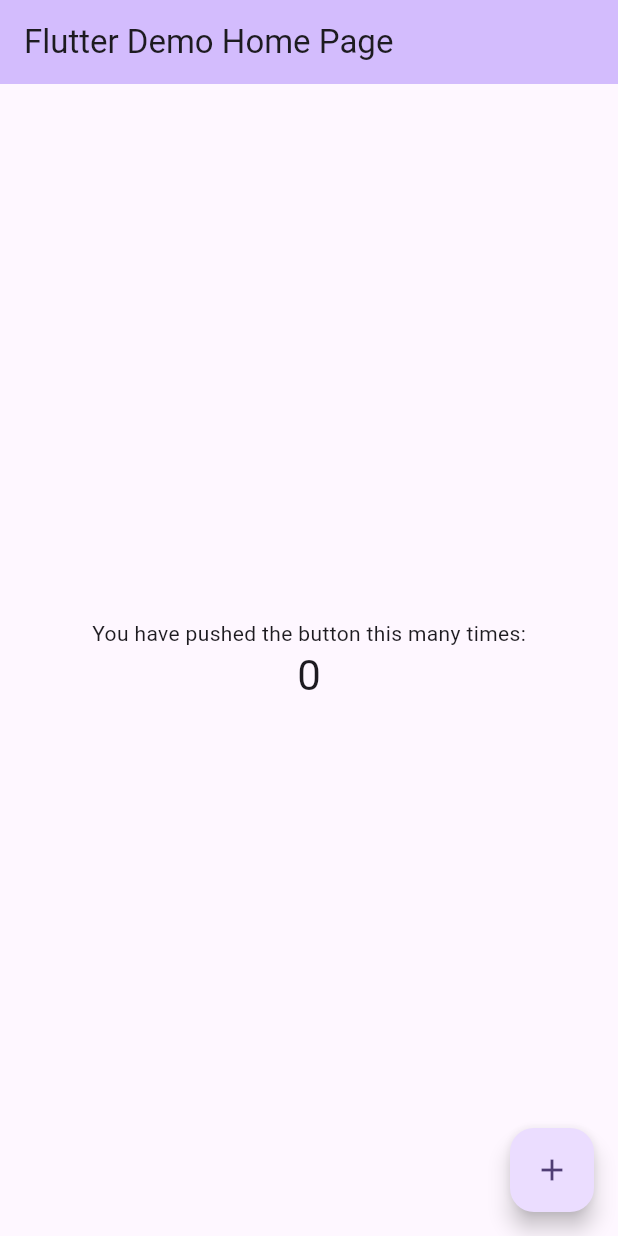
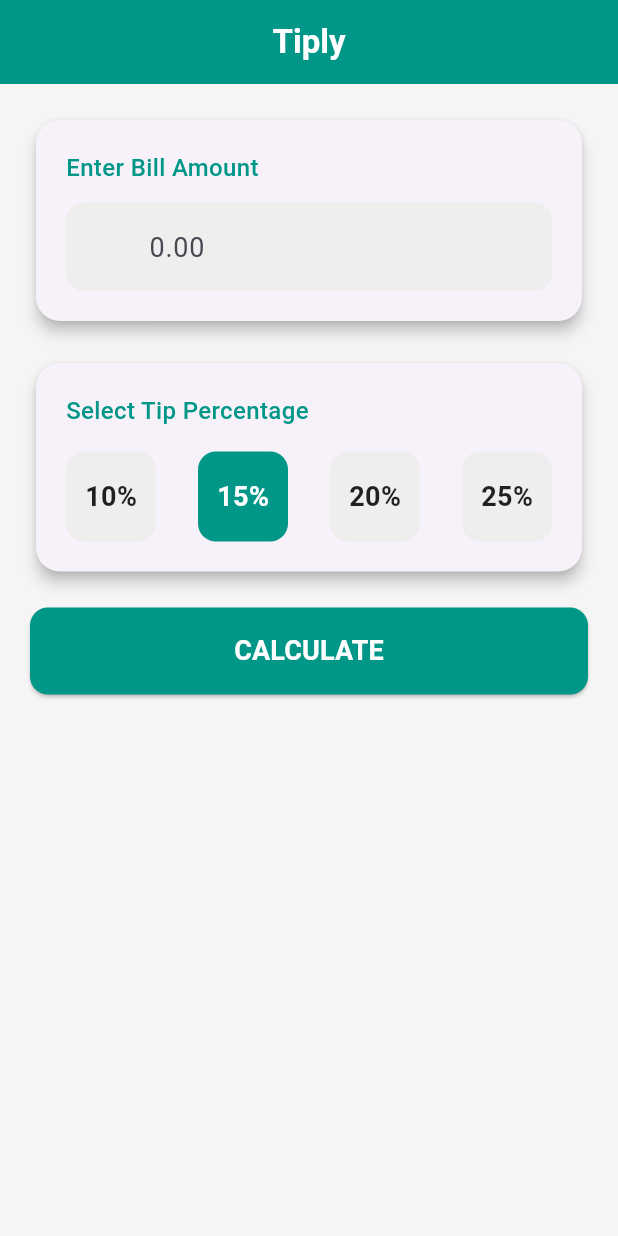
Before and after one commit to ShishirRijal/Tiply--Flutter-CI-CD-with-Github-Actions-and-FIrebase, a Flutter app: the screen it shows after launch, on a phone screen of 412 x 824 dp. Run offline on Flutter 3.47's test engine with Material 3 defaults, Android fonts, the phone set to English and light mode, and no system bars.

Commit message:
create app ui

```diff
--- a/lib/main.dart
+++ b/lib/main.dart
@@ -1,122 +1,19 @@
 import 'package:flutter/material.dart';
+import 'package:tiply/tip_calculator_view.dart';
 
 void main() {
-  runApp(const MyApp());
+  runApp(const TipCalculatorApp());
 }
 
-class MyApp extends StatelessWidget {
-  const MyApp({super.key});
+class TipCalculatorApp extends StatelessWidget {
+  const TipCalculatorApp({super.key});
 
-  // This widget is the root of your application.
   @override
   Widget build(BuildContext context) {
     return MaterialApp(
-      title: 'Flutter Demo',
-      theme: ThemeData(
-        // This is the theme of your application.
-        //
-        // TRY THIS: Try running your application with "flutter run". You'll see
-        // the application has a purple toolbar. Then, without quitting the app,
-        // try changing the seedColor in the colorScheme below to Colors.green
-        // and then invoke "hot reload" (save your changes or press the "hot
-        // reload" button in a Flutter-supported IDE, or press "r" if you used
-        // the command line to start the app).
-        //
-        // Notice that the counter didn't reset back to zero; the application
-        // state is not lost during the reload. To reset the state, use hot
-        // restart instead.
-        //
-        // This works for code too, not just values: Most code changes can be
-        // tested with just a hot reload.
-        colorScheme: ColorScheme.fromSeed(seedColor: Colors.deepPurple),
-      ),
-      home: const MyHomePage(title: 'Flutter Demo Home Page'),
+      title: 'Tip Calculator',
+      theme: ThemeData(primarySwatch: Colors.teal),
+      home: const TipCalculatorView(),
     );
   }
 }
-
-class MyHomePage extends StatefulWidget {
-  const MyHomePage({super.key, required this.title});
-
-  // This widget is the home page of your application. It is stateful, meaning
-  // that it has a State object (defined below) that contains fields that affect
-  // how it looks.
-
-  // This class is the configuration for the state. It holds the values (in this
-  // case the title) provided by the parent (in this case the App widget) and
-  // used by the build method of the State. Fields in a Widget subclass are
-  // always marked "final".
-
-  final String title;
-
-  @override
-  State<MyHomePage> createState() => _MyHomePageState();
-}
-
-class _MyHomePageState extends State<MyHomePage> {
-  int _counter = 0;
-
-  void _incrementCounter() {
-    setState(() {
-      // This call to setState tells the Flutter framework that something has
-      // changed in this State, which causes it to rerun the build method below
-      // so that the display can reflect the updated values. If we changed
-      // _counter without calling setState(), then the build method would not be
-      // called again, and so nothing would appear to happen.
-      _counter++;
-    });
-  }
-
-  @override
-  Widget build(BuildContext context) {
-    // This method is rerun every time setState is called, for instance as done
-    // by the _incrementCounter method above.
-    //
-    // The Flutter framework has been optimized to make rerunning build methods
-    // fast, so that you can just rebuild anything that needs updating rather
-    // than having to individually change instances of widgets.
-    return Scaffold(
-      appBar: AppBar(
-        // TRY THIS: Try changing the color here to a specific color (to
-        // Colors.amber, perhaps?) and trigger a hot reload to see the AppBar
-        // change color while the other colors stay the same.
-        backgroundColor: Theme.of(context).colorScheme.inversePrimary,
-        // Here we take the value from the MyHomePage object that was created by
-        // the App.build method, and use it to set our appbar title.
-        title: Text(widget.title),
-      ),
-      body: Center(
-        // Center is a layout widget. It takes a single child and positions it
-        // in the middle of the parent.
-        child: Column(
-          // Column is also a layout widget. It takes a list of children and
-          // arranges them vertically. By default, it sizes itself to fit its
-          // children horizontally, and tries to be as tall as its parent.
-          //
-          // Column has various properties to control how it sizes itself and
-          // how it positions its children. Here we use mainAxisAlignment to
-          // center the children vertically; the main axis here is the vertical
-          // axis because Columns are vertical (the cross axis would be
-          // horizontal).
-          //
-          // TRY THIS: Invoke "debug painting" (choose the "Toggle Debug Paint"
-          // action in the IDE, or press "p" in the console), to see the
-          // wireframe for each widget.
-          mainAxisAlignment: MainAxisAlignment.center,
-          children: <Widget>[
-            const Text('You have pushed the button this many times:'),
-            Text(
-              '$_counter',
-              style: Theme.of(context).textTheme.headlineMedium,
-            ),
-          ],
-        ),
-      ),
-      floatingActionButton: FloatingActionButton(
-        onPressed: _incrementCounter,
-        tooltip: 'Increment',
-        child: const Icon(Icons.add),
-      ), // This trailing comma makes auto-formatting nicer for build methods.
-    );
-  }
-}
--- /dev/null
+++ b/lib/tip_calculator.dart
@@ -0,0 +1,7 @@
+class TipCalculator {
+  static Map<String, double> calculate(double billAmount, double tipPercent) {
+    final tip = billAmount * (tipPercent / 100);
+    final total = billAmount + tip;
+    return {'tip': tip, 'total': total};
+  }
+}
--- /dev/null
+++ b/lib/tip_calculator_view.dart
@@ -0,0 +1,247 @@
+import 'package:flutter/material.dart';
+import 'package:tiply/tip_calculator.dart';
+
+class TipCalculatorView extends StatefulWidget {
+  const TipCalculatorView({super.key});
+
+  @override
+  State<TipCalculatorView> createState() => _TipCalculatorViewState();
+}
+
+class _TipCalculatorViewState extends State<TipCalculatorView> {
+  final TextEditingController _billController = TextEditingController();
+  double _tipPercent = 15.0;
+  double _tipAmount = 0.0;
+  double _totalAmount = 0.0;
+  bool _hasCalculated = false;
+
+  void _calculateTip() {
+    final bill = double.tryParse(_billController.text) ?? 0.0;
+    final result = TipCalculator.calculate(bill, _tipPercent);
+    setState(() {
+      _tipAmount = result['tip']!;
+      _totalAmount = result['total']!;
+      _hasCalculated = true;
+    });
+  }
+
+  @override
+  Widget build(BuildContext context) {
+    return Scaffold(
+      backgroundColor: Colors.grey[100],
+      appBar: AppBar(
+        title: const Text(
+          'Tiply',
+          style: TextStyle(fontWeight: FontWeight.bold),
+        ),
+        centerTitle: true,
+        elevation: 0,
+        backgroundColor: Colors.teal,
+        foregroundColor: Colors.white,
+      ),
+      body: SingleChildScrollView(
+        child: Padding(
+          padding: const EdgeInsets.all(20.0),
+          child: Column(
+            crossAxisAlignment: CrossAxisAlignment.stretch,
+            children: [
+              Card(
+                elevation: 4,
+                shape: RoundedRectangleBorder(
+                  borderRadius: BorderRadius.circular(16),
+                ),
+                child: Padding(
+                  padding: const EdgeInsets.all(20.0),
+                  child: Column(
+                    crossAxisAlignment: CrossAxisAlignment.start,
+                    children: [
+                      const Text(
+                        'Enter Bill Amount',
+                        style: TextStyle(
+                          fontSize: 16,
+                          fontWeight: FontWeight.w500,
+                          color: Colors.teal,
+                        ),
+                      ),
+                      const SizedBox(height: 12),
+                      TextField(
+                        controller: _billController,
+                        keyboardType: TextInputType.number,
+                        decoration: InputDecoration(
+                          prefix: Padding(
+                            padding: const EdgeInsets.symmetric(horizontal: 12),
+                            child: Text(
+                              'Rs.',
+                              style: TextStyle(
+                                fontSize: 18,
+                                color: Colors.teal[700],
+                                fontWeight: FontWeight.bold,
+                              ),
+                            ),
+                          ),
+                          filled: true,
+                          fillColor: Colors.grey[200],
+                          border: OutlineInputBorder(
+                            borderRadius: BorderRadius.circular(12),
+                            borderSide: BorderSide.none,
+                          ),
+                          hintText: '0.00',
+                          contentPadding: const EdgeInsets.symmetric(
+                            vertical: 16,
+                          ),
+                        ),
+                        style: const TextStyle(fontSize: 18),
+                      ),
+                    ],
+                  ),
+                ),
+              ),
+              const SizedBox(height: 20),
+              Card(
+                elevation: 4,
+                shape: RoundedRectangleBorder(
+                  borderRadius: BorderRadius.circular(16),
+                ),
+                child: Padding(
+                  padding: const EdgeInsets.all(20.0),
+                  child: Column(
+                    crossAxisAlignment: CrossAxisAlignment.start,
+                    children: [
+                      const Text(
+                        'Select Tip Percentage',
+                        style: TextStyle(
+                          fontSize: 16,
+                          fontWeight: FontWeight.w500,
+                          color: Colors.teal,
+                        ),
+                      ),
+                      const SizedBox(height: 16),
+                      Row(
+                        mainAxisAlignment: MainAxisAlignment.spaceBetween,
+                        children:
+                            [10, 15, 20, 25].map((percent) {
+                              return GestureDetector(
+                                onTap: () {
+                                  setState(() {
+                                    _tipPercent = percent.toDouble();
+                                  });
+                                },
+                                child: Container(
+                                  width: 60,
+                                  height: 60,
+                                  decoration: BoxDecoration(
+                                    color:
+                                        _tipPercent == percent
+                                            ? Colors.teal
+                                            : Colors.grey[200],
+                                    borderRadius: BorderRadius.circular(12),
+                                  ),
+                                  child: Center(
+                                    child: Text(
+                                      '$percent%',
+                                      style: TextStyle(
+                                        fontSize: 18,
+                                        fontWeight: FontWeight.bold,
+                                        color:
+                                            _tipPercent == percent
+                                                ? Colors.white
+                                                : Colors.black87,
+                                      ),
+                                    ),
+                                  ),
+                                ),
+                              );
+                            }).toList(),
+                      ),
+                    ],
+                  ),
+                ),
+              ),
+              const SizedBox(height: 20),
+              ElevatedButton(
+                onPressed: _calculateTip,
+                style: ElevatedButton.styleFrom(
+                  backgroundColor: Colors.teal,
+                  padding: const EdgeInsets.symmetric(vertical: 16),
+                  shape: RoundedRectangleBorder(
+                    borderRadius: BorderRadius.circular(12),
+                  ),
+                ),
+                child: const Text(
+                  'CALCULATE',
+                  style: TextStyle(
+                    fontSize: 18,
+                    fontWeight: FontWeight.bold,
+                    color: Colors.white,
+                  ),
+                ),
+              ),
+              const SizedBox(height: 30),
+              if (_hasCalculated)
+                Card(
+                  elevation: 4,
+                  shape: RoundedRectangleBorder(
+                    borderRadius: BorderRadius.circular(16),
+                  ),
+                  child: Container(
+                    padding: const EdgeInsets.all(20),
+                    decoration: BoxDecoration(
+                      borderRadius: BorderRadius.circular(16),
+                      color: Colors.teal,
+                    ),
+                    child: Column(
+                      children: [
+                        Row(
+                          mainAxisAlignment: MainAxisAlignment.spaceBetween,
+                          children: [
+                            const Text(
+                              'Tip Amount:',
+                              style: TextStyle(
+                                fontSize: 18,
+                                color: Colors.white,
+                              ),
+                            ),
+                            Text(
+                              'Rs.${_tipAmount.toStringAsFixed(2)}',
+                              style: const TextStyle(
+                                fontSize: 22,
+                                fontWeight: FontWeight.bold,
+                                color: Colors.white,
+                              ),
+                            ),
+                          ],
+                        ),
+                        const SizedBox(height: 10),
+                        const Divider(color: Colors.white60, thickness: 1),
+                        const SizedBox(height: 10),
+                        Row(
+                          mainAxisAlignment: MainAxisAlignment.spaceBetween,
+                          children: [
+                            const Text(
+                              'Total:',
+                              style: TextStyle(
+                                fontSize: 18,
+                                color: Colors.white,
+                              ),
+                            ),
+                            Text(
+                              'Rs.${_totalAmount.toStringAsFixed(2)}',
+                              style: const TextStyle(
+                                fontSize: 26,
+                                fontWeight: FontWeight.bold,
+                                color: Colors.white,
+                              ),
+                            ),
+                          ],
+                        ),
+                      ],
+                    ),
+                  ),
+                ),
+            ],
+          ),
+        ),
+      ),
+    );
+  }
+}
```
Also changed, not shown: 1 other file.
